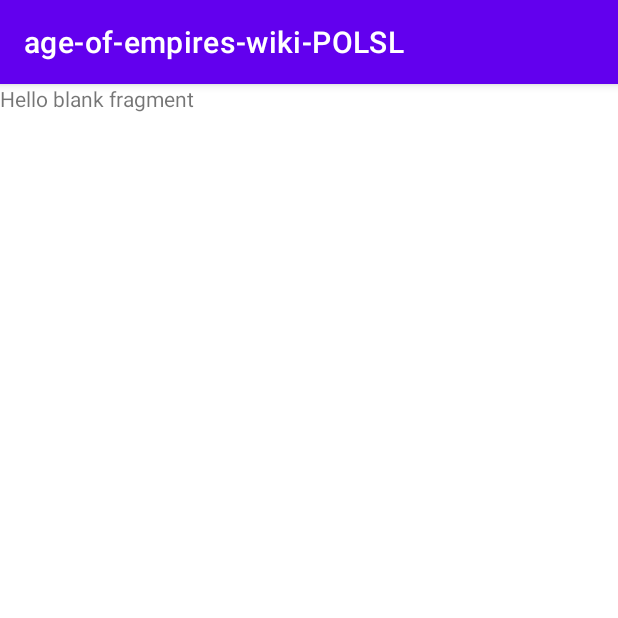
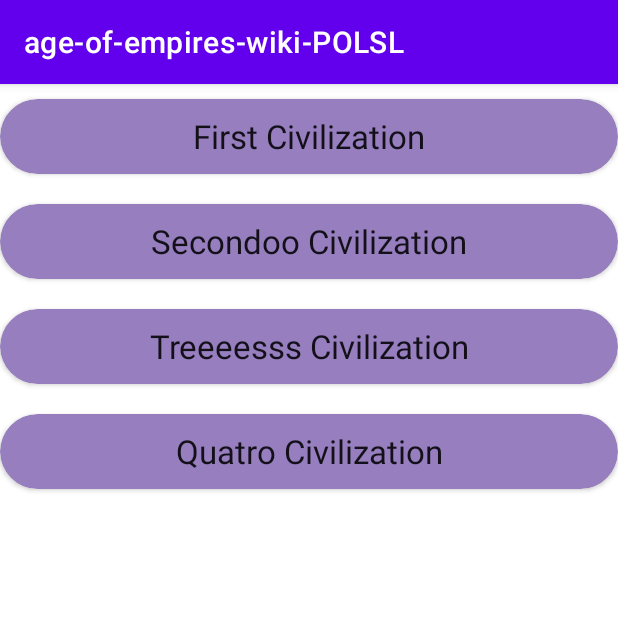
Before and after one commit to sAleksander/age-of-empires-wiki-POLSL, an Android app: the fragment CivilizationListFragment shown on its own in the app's theme, on a phone screen of 412 x 824 dp, the top half of it. Run offline under Robolectric (Android 15) with nearby library versions, the phone set to English and light mode, and no system bars.

Commit message:
Add Civilization List

```diff
--- a/app/build.gradle
+++ b/app/build.gradle
@@ -2,6 +2,7 @@ plugins {
     id 'com.android.application'
     id 'kotlin-android'
     id 'kotlin-kapt'
+    id 'kotlin-android-extensions'
 }
 
 android {
@@ -62,4 +63,8 @@ dependencies {
 
     // Glide
     implementation "com.github.bumptech.glide:glide:4.8.0"
+
+    // CardView
+    implementation "androidx.cardview:cardview:1.0.0"
+
 }
--- /dev/null
+++ b/app/src/main/java/com/example/age_of_empires_wiki_polsl/ui/civilizations/CivilizationModel.kt
@@ -0,0 +1,25 @@
+package com.example.age_of_empires_wiki_polsl.ui.civilizations
+
+import com.squareup.moshi.Json
+
+data class CivilizationModel (
+
+    val id: Long,
+    val name: String,
+    val expansion: String?,
+
+    @Json(name = "army_type")
+    val armyType: String?,
+
+    @Json(name = "unique_unit")
+    val uniqueUnit: List<String>?,
+
+    @Json(name = "unique_tech")
+    val uniqueTech: List<String>?,
+
+    @Json(name = "team_bonus")
+    val teamBonus: String?,
+
+    @Json(name = "civilization_bonus")
+    val civilizationBonus: List<String>?
+)
--- a/app/src/main/java/com/example/age_of_empires_wiki_polsl/ui/civilizations/CivilizationsViewModel.kt
+++ b/app/src/main/java/com/example/age_of_empires_wiki_polsl/ui/civilizations/CivilizationsViewModel.kt
@@ -1,6 +1,25 @@
 package com.example.age_of_empires_wiki_polsl.ui.civilizations
 
 import androidx.lifecycle.ViewModel
+import android.app.Application
+import androidx.lifecycle.AndroidViewModel
+import androidx.lifecycle.LiveData
+import androidx.lifecycle.MutableLiveData
 
-class CivilizationsViewModel: ViewModel() {
+class CivilizationsViewModel(application: Application): AndroidViewModel(application) {
+
+    // Create the repository
+    //private val repo:
+
+    // Create the current civilization
+    var currentCivilization: CivilizationModel? = null
+
+    // Get civilization list
+    //val getAllCivilizations: LiveData<List<CivilizationModel>>
+    var getAllCivilizations: MutableLiveData<List<CivilizationModel>> = MutableLiveData(listOf(
+        CivilizationModel(0, "First Civilization", null, null, null, null, null, null),
+        CivilizationModel(1, "Secondoo Civilization", null, null, null, null, null, null),
+        CivilizationModel(2, "Treeeesss Civilization", null, null, null, null, null, null),
+        CivilizationModel(3, "Quatro Civilization", null, null, null, null, null, null)
+    ))
 }
--- /dev/null
+++ b/app/src/main/java/com/example/age_of_empires_wiki_polsl/ui/civilizations/list/CivilizationListAdapter.kt
@@ -0,0 +1,33 @@
+package com.example.age_of_empires_wiki_polsl.ui.civilizations.list
+
+import android.view.LayoutInflater
+import android.view.View
+import android.view.ViewGroup
+import android.widget.TextView
+import androidx.lifecycle.LiveData
+import androidx.recyclerview.widget.RecyclerView
+import com.example.age_of_empires_wiki_polsl.R
+import com.example.age_of_empires_wiki_polsl.ui.civilizations.CivilizationModel
+
+class CivilizationListAdapter(private var civilizationList: LiveData<List<CivilizationModel>>):
+    RecyclerView.Adapter<CivilizationListAdapter.CivilizationHolder>() {
+
+        inner class CivilizationHolder(view: View): RecyclerView.ViewHolder(view)
+
+        override fun onCreateViewHolder(parent: ViewGroup, viewType: Int): CivilizationHolder {
+            val view = LayoutInflater.from(parent.context)
+                .inflate(R.layout.civilization_list_one_row, parent, false)
+
+            return CivilizationHolder(view)
+        }
+
+        override fun onBindViewHolder(holder: CivilizationHolder, position: Int) {
+            val textViewName = holder.itemView.findViewById<TextView>(R.id.textViewName)
+
+            textViewName.text = civilizationList.value?.get(position)?.name
+        }
+
+    override fun getItemCount(): Int {
+        return civilizationList.value?.size?:0
+    }
+    }
--- a/app/src/main/java/com/example/age_of_empires_wiki_polsl/ui/civilizations/list/CivilizationListFragment.kt
+++ b/app/src/main/java/com/example/age_of_empires_wiki_polsl/ui/civilizations/list/CivilizationListFragment.kt
@@ -5,56 +5,44 @@ import androidx.fragment.app.Fragment
 import android.view.LayoutInflater
 import android.view.View
 import android.view.ViewGroup
+import androidx.lifecycle.Observer
+import androidx.lifecycle.ViewModelProvider
+import androidx.recyclerview.widget.LinearLayoutManager
+import androidx.recyclerview.widget.RecyclerView
 import com.example.age_of_empires_wiki_polsl.R
+import com.example.age_of_empires_wiki_polsl.ui.civilizations.CivilizationsViewModel
+import kotlinx.android.synthetic.main.fragment_civilization_list.*
 
-// TODO: Rename parameter arguments, choose names that match
-// the fragment initialization parameters, e.g. ARG_ITEM_NUMBER
-private const val ARG_PARAM1 = "param1"
-private const val ARG_PARAM2 = "param2"
+class CivilizationListFragment : Fragment() {
+    private lateinit var myAdapter: CivilizationListAdapter
+    private lateinit var myLayoutManager: LinearLayoutManager
+    private lateinit var recyclerView: RecyclerView
+    private lateinit var viewModel: CivilizationsViewModel
 
-/**
- * A simple [Fragment] subclass.
- * Use the [CivilizationListFragment.newInstance] factory method to
- * create an instance of this fragment.
- */
-class CivilizationListFragment : Fragment() {
-    // TODO: Rename and change types of parameters
-    private var param1: String? = null
-    private var param2: String? = null
+    override fun onCreateView(
+        inflater: LayoutInflater,
+        container: ViewGroup?,
+        savedInstanceState: Bundle?
+    ): View? {
+        val view = inflater.inflate(R.layout.fragment_civilization_list, container, false)
+        myLayoutManager = LinearLayoutManager(context)
+        viewModel = ViewModelProvider(requireActivity()).get(CivilizationsViewModel::class.java)
 
-    override fun onCreate(savedInstanceState: Bundle?) {
-        super.onCreate(savedInstanceState)
-        arguments?.let {
-            param1 = it.getString(ARG_PARAM1)
-            param2 = it.getString(ARG_PARAM2)
+        myAdapter = CivilizationListAdapter(viewModel.getAllCivilizations)
+
+        viewModel.getAllCivilizations.observe(viewLifecycleOwner, Observer {
+            myAdapter.notifyDataSetChanged()
+        })
+
+        return view
+    }
+
+    override fun onViewCreated(view: View, savedInstanceState: Bundle?) {
+        super.onViewCreated(view, savedInstanceState)
+
+        recyclerView = recyclerViewCivilizations.apply {
+            this.layoutManager = myLayoutManager
+            this.adapter = myAdapter
         }
     }
-
-    override fun onCreateView(
-        inflater: LayoutInflater, container: ViewGroup?,
-        savedInstanceState: Bundle?
-    ): View? {
-        // Inflate the layout for this fragment
-        return inflater.inflate(R.layout.fragment_civilization_list, container, false)
-    }
-
-    companion object {
-        /**
-         * Use this factory method to create a new instance of
-         * this fragment using the provided parameters.
-         *
-         * @param param1 Parameter 1.
-         * @param param2 Parameter 2.
-         * @return A new instance of fragment CivilizationListFragment.
-         */
-        // TODO: Rename and change types and number of parameters
-        @JvmStatic
-        fun newInstance(param1: String, param2: String) =
-            CivilizationListFragment().apply {
-                arguments = Bundle().apply {
-                    putString(ARG_PARAM1, param1)
-                    putString(ARG_PARAM2, param2)
-                }
-            }
-    }
 }
--- /dev/null
+++ b/app/src/main/res/layout/civilization_list_one_row.xml
@@ -0,0 +1,33 @@
+<?xml version="1.0" encoding="utf-8"?>
+<LinearLayout xmlns:android="http://schemas.android.com/apk/res/android"
+    xmlns:card_view="http://schemas.android.com/apk/res-auto"
+    android:layout_width="match_parent"
+    android:layout_height="wrap_content"
+    android:orientation="horizontal"
+    android:visibility="visible">
+
+    <!-- A CardView that contains a TextView -->
+    <androidx.cardview.widget.CardView
+        android:id="@+id/card_view"
+        android:layout_width="match_parent"
+        android:layout_height="50dp"
+        android:layout_gravity="center"
+        android:layout_marginTop='10dp'
+        android:layout_marginBottom='10dp'
+        card_view:cardBackgroundColor="#967EBF"
+        card_view:cardCornerRadius="25dp"
+        card_view:contentPadding="10dp">
+
+        <TextView
+            android:id="@+id/textViewName"
+            android:layout_width="match_parent"
+            android:layout_height="match_parent"
+            android:layout_gravity="center"
+            android:layout_weight="3"
+            android:gravity="center"
+            android:text="tempName"
+            android:textAppearance="@style/TextAppearance.AppCompat.Large" />
+    </androidx.cardview.widget.CardView>
+
+
+</LinearLayout>
--- a/app/src/main/res/layout/fragment_civilization_list.xml
+++ b/app/src/main/res/layout/fragment_civilization_list.xml
@@ -1,14 +1,19 @@
 <?xml version="1.0" encoding="utf-8"?>
-<FrameLayout xmlns:android="http://schemas.android.com/apk/res/android"
+<androidx.constraintlayout.widget.ConstraintLayout
+    xmlns:android="http://schemas.android.com/apk/res/android"
+    xmlns:app="http://schemas.android.com/apk/res-auto"
     xmlns:tools="http://schemas.android.com/tools"
     android:layout_width="match_parent"
     android:layout_height="match_parent"
-    tools:context=".CivilizationListFragment">
+    tools:context=".ui.civilizations.list.CivilizationListFragment">
 
-    <!-- TODO: Update blank fragment layout -->
-    <TextView
-        android:layout_width="match_parent"
-        android:layout_height="match_parent"
-        android:text="@string/hello_blank_fragment" />
+    <androidx.recyclerview.widget.RecyclerView
+        android:id="@+id/recyclerViewCivilizations"
+        android:layout_width="0dp"
+        android:layout_height="0dp"
+        app:layout_constraintBottom_toBottomOf="parent"
+        app:layout_constraintEnd_toEndOf="parent"
+        app:layout_constraintStart_toStartOf="parent"
+        app:layout_constraintTop_toTopOf="parent" />
 
-</FrameLayout>
+</androidx.constraintlayout.widget.ConstraintLayout>
```
